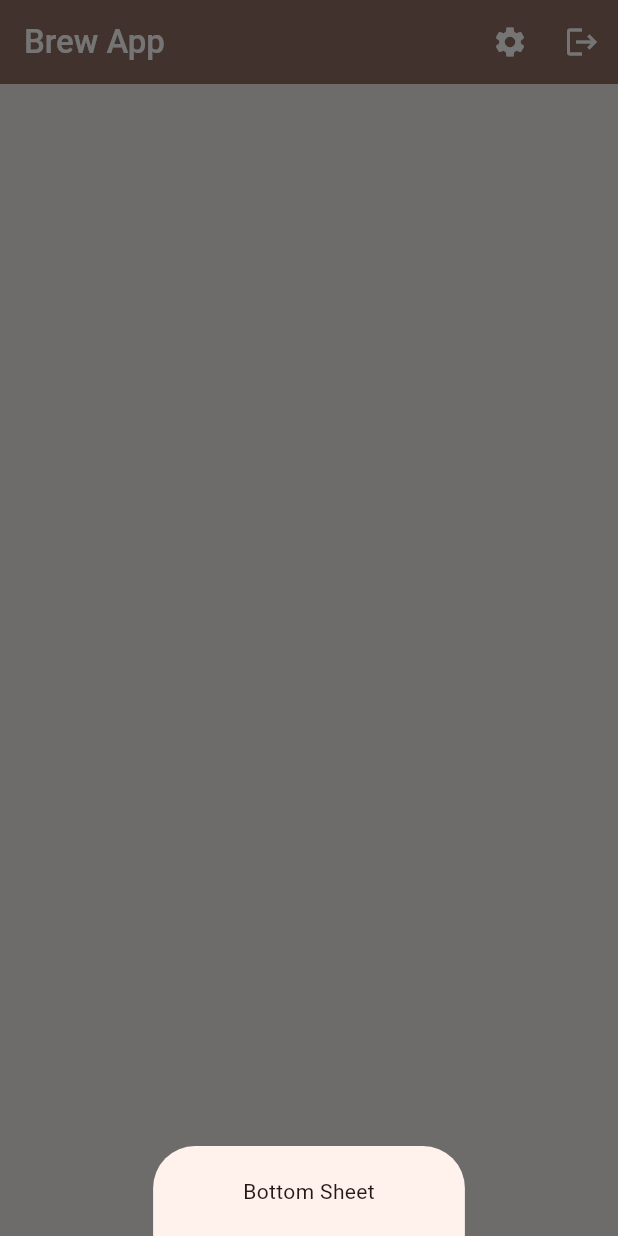
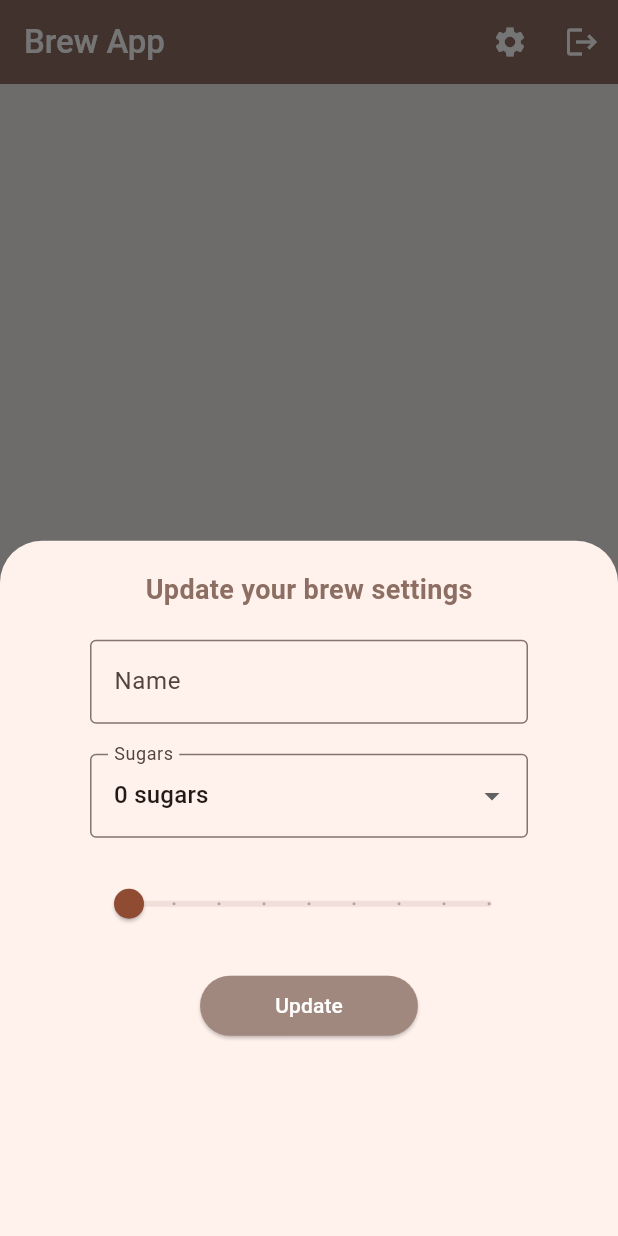
Before and after one commit to ldhan2110/Brew-App, a Flutter app: the screen it shows once a user with an empty profile is signed in, after a tap on the "settings" icon, on a phone screen of 412 x 824 dp. Run offline on Flutter 3.47's test engine with Material 3 defaults, Android fonts, the phone set to English and light mode, and no system bars; our stand-ins replace cloud_firestore, firebase_auth, firebase_core, flutter_spinkit; accounts and stored records are empty.

Commit message:
feat: add settings form

```diff
--- a/brew_app/lib/screens/home/home_screen.dart
+++ b/brew_app/lib/screens/home/home_screen.dart
@@ -2,6 +2,7 @@ import 'package:brew_app/models/brew.dart';
 import 'package:brew_app/services/auth_service.dart';
 import 'package:brew_app/services/database_service.dart';
 import 'package:brew_app/widget/brew_list.widget.dart';
+import 'package:brew_app/widget/settings_form.widget.dart';
 import 'package:flutter/material.dart';
 import 'package:provider/provider.dart';
 
@@ -13,7 +14,7 @@ class HomeScreen extends StatelessWidget {
 
   @override
   Widget build(BuildContext context) {
-    void _showSettingsPanel() {
+    void showSettingsPanel() {
       showModalBottomSheet(
         context: context,
         builder: (context) {
@@ -22,7 +23,7 @@ class HomeScreen extends StatelessWidget {
               vertical: 20.0,
               horizontal: 60.0,
             ),
-            child: Text('Bottom Sheet'), // Widget to show settings
+            child: SettingFormWidget(), // Widget to show settings
           );
         },
       );
@@ -42,7 +43,7 @@ class HomeScreen extends StatelessWidget {
           elevation: 0.0,
           actions: [
             IconButton(
-              onPressed: _showSettingsPanel, // Show settings panel when pressed
+              onPressed: showSettingsPanel, // Show settings panel when pressed
               icon: Icon(Icons.settings, color: Colors.white),
             ),
             IconButton(
--- /dev/null
+++ b/brew_app/lib/widget/settings_form.widget.dart
@@ -0,0 +1,92 @@
+import 'package:flutter/material.dart';
+
+class SettingFormWidget extends StatefulWidget {
+  const SettingFormWidget({super.key});
+
+  @override
+  State<SettingFormWidget> createState() => _SettingFormWidgetState();
+}
+
+class _SettingFormWidgetState extends State<SettingFormWidget> {
+  final List<String> sugars = ['0', '1', '2', '3', '4'];
+  final _settingFormKey = GlobalKey<FormState>();
+
+  final TextEditingController emailController = TextEditingController();
+  String _sugarValue = '0';
+  double _strengthValue = 100;
+
+  @override
+  Widget build(BuildContext context) {
+    return Form(
+      key: _settingFormKey,
+      child: Column(
+        children: [
+          Text(
+            'Update your brew settings',
+            style: TextStyle(
+              fontSize: 18.0,
+              fontWeight: FontWeight.bold,
+              color: Colors.brown[400],
+            ),
+          ),
+          SizedBox(height: 20.0),
+          TextFormField(
+            decoration: InputDecoration(
+              labelText: 'Name',
+              border: OutlineInputBorder(),
+            ),
+            controller: emailController,
+            validator: (val) => val!.isEmpty ? 'Enter a name' : null,
+          ),
+          SizedBox(height: 20.0),
+
+          DropdownButtonFormField(
+            value: _sugarValue,
+            validator: (value) => value == null ? 'Select a sugar value' : null,
+            items:
+                sugars.map((sugar) {
+                  return DropdownMenuItem(
+                    value: sugar,
+                    child: Text('$sugar sugars'),
+                  );
+                }).toList(),
+            onChanged: (val) {
+              setState(() {
+                _sugarValue = val.toString();
+              });
+            },
+            decoration: InputDecoration(
+              labelText: 'Sugars',
+              border: OutlineInputBorder(),
+            ),
+          ),
+
+          SizedBox(height: 20.0),
+
+          Slider(
+            value: _strengthValue,
+            min: 100,
+            max: 900,
+            divisions: 8,
+            label: 'Strength: ${_strengthValue.round()}',
+            onChanged: (val) {
+              setState(() {
+                _strengthValue = val;
+              });
+            },
+          ),
+
+          SizedBox(height: 20.0),
+          ElevatedButton(
+            onPressed: () {},
+            style: ElevatedButton.styleFrom(
+              backgroundColor: Colors.brown[300],
+              padding: EdgeInsets.symmetric(horizontal: 50.0, vertical: 10.0),
+            ),
+            child: const Text('Update', style: TextStyle(color: Colors.white)),
+          ),
+        ],
+      ),
+    );
+  }
+}
```
